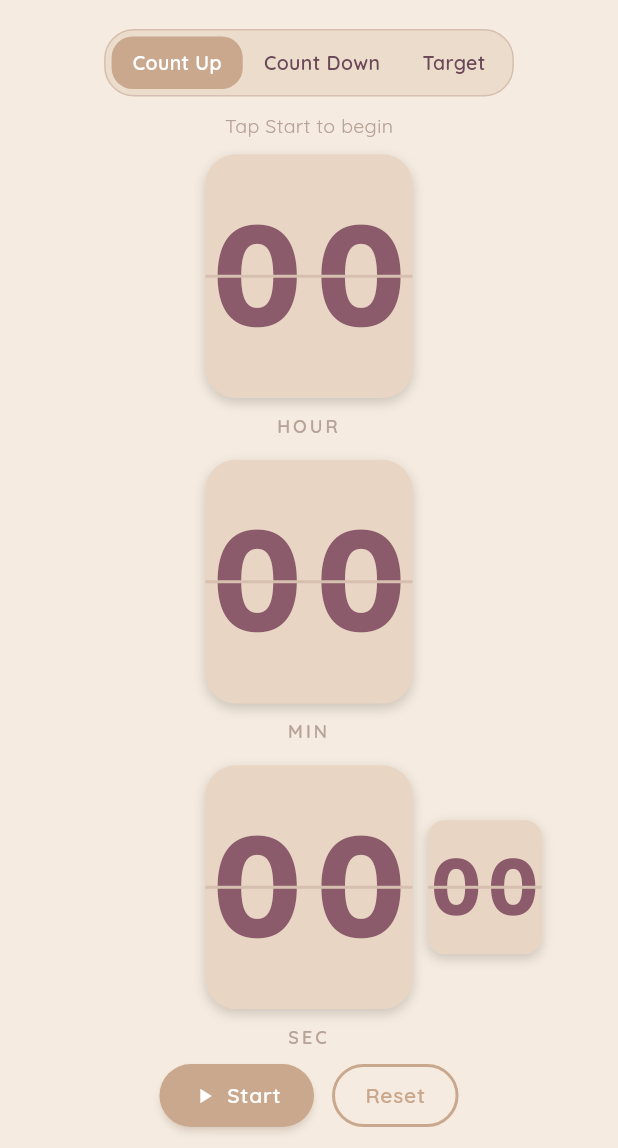
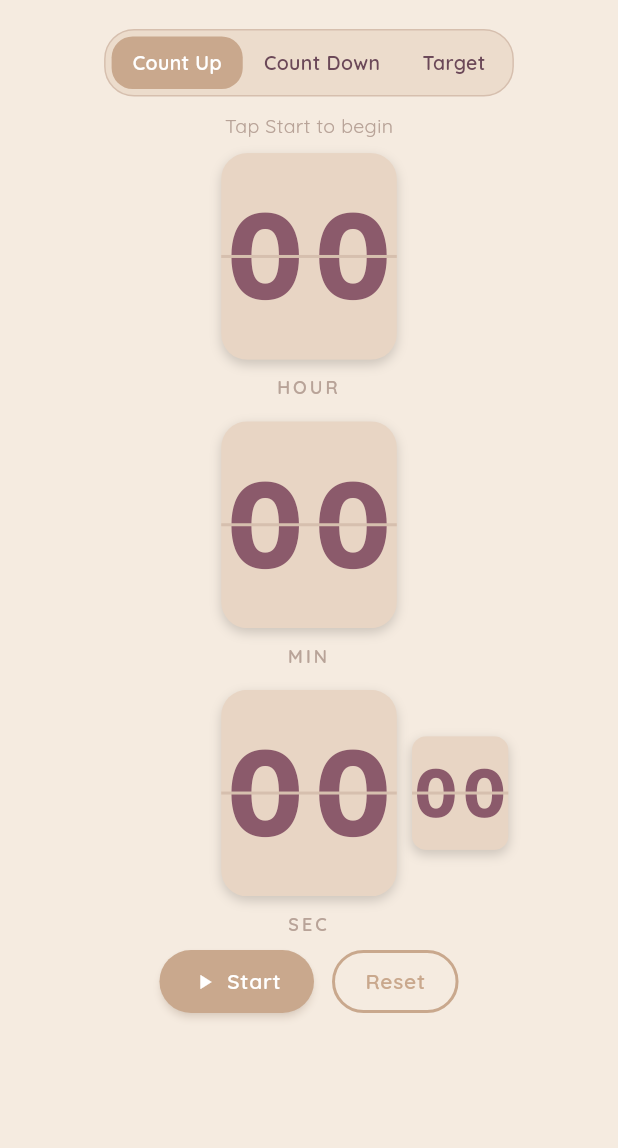
Before and after one commit to azs4n10/flipclock, a Flutter app: the screen it shows after launch, swiped to page 3, on a phone screen of 412 x 824 dp, the part 88-1236 px from its top. Run offline on Flutter 3.47's test engine with Material 3 defaults, Android fonts, the phone set to English and light mode, and no system bars; our stand-ins replace audioplayers, flutter_colorpicker, google_fonts, in_app_review, share_plus, shared_preferences.

Commit message:
Completion flash stays until tapped; fix countdown reusing previous length without Reset; lift Start/Reset off the bottom edge

```diff
--- a/lib/screens/pomodoro_screen.dart
+++ b/lib/screens/pomodoro_screen.dart
@@ -202,6 +202,7 @@ class _PomodoroScreenState extends State<PomodoroScreen>
               ),
             ),
             Expanded(
+              flex: 6,
               child: LayoutBuilder(
                 builder: (context, c) {
                   final portrait = MediaQuery.of(context).orientation ==
@@ -280,7 +281,7 @@ class _PomodoroScreenState extends State<PomodoroScreen>
                 ),
               ],
             ),
-            const SizedBox(height: 24),
+            const Expanded(flex: 1, child: SizedBox.shrink()),
           ],
         ),
       ),
--- a/lib/screens/timer_screen.dart
+++ b/lib/screens/timer_screen.dart
@@ -69,6 +69,9 @@ class _TimerScreenState extends State<TimerScreen> {
       _countDownInitial =
           Duration(hours: _cdH, minutes: _cdM, seconds: _cdS);
       if (_countDownInitial == Duration.zero) return; // nothing to count down
+      // Always start a countdown fresh from the wheel value (pausing reveals
+      // the wheels, so there is no mid-countdown resume to preserve).
+      _accumulated = Duration.zero;
     }
     _startedAt = DateTime.now();
     _ticker?.cancel();
@@ -158,6 +161,7 @@ class _TimerScreenState extends State<TimerScreen> {
             const SizedBox(height: 10),
             _modeConfig(skin),
             Expanded(
+              flex: 6,
               child: LayoutBuilder(
                 builder: (context, c) {
                   final portrait = MediaQuery.of(context).orientation ==
@@ -237,7 +241,7 @@ class _TimerScreenState extends State<TimerScreen> {
                 ),
               ],
             ),
-            const SizedBox(height: 14),
+            const Expanded(flex: 1, child: SizedBox.shrink()),
           ],
         ),
       ),
--- a/lib/widgets/completion_flash.dart
+++ b/lib/widgets/completion_flash.dart
@@ -1,13 +1,12 @@
-import 'dart:math' as math;
-
 import 'package:flutter/material.dart';
 import 'package:flutter/scheduler.dart';
 
 import '../theme/skin.dart';
 
-/// A silent, workplace-friendly "done" signal: a soft full-screen pulse in the
-/// accent colour with a check mark and a short message that fades away. Driven
-/// by a real-time Stopwatch so it plays correctly even with OS reduce-motion.
+/// A silent, workplace-friendly "done" signal: a soft full-screen wash in the
+/// accent colour with a check mark and a short message. It animates in, then
+/// stays until the user taps to dismiss. Driven by a real-time Stopwatch so the
+/// entrance plays correctly even with OS reduce-motion.
 class CompletionFlash extends StatefulWidget {
   const CompletionFlash({
     super.key,
@@ -16,7 +15,7 @@ class CompletionFlash extends StatefulWidget {
     required this.message,
   });
 
-  /// Increment this to play the effect once.
+  /// Increment this to show the effect.
   final int trigger;
   final Skin skin;
   final String message;
@@ -27,10 +26,10 @@ class CompletionFlash extends StatefulWidget {
 
 class _CompletionFlashState extends State<CompletionFlash>
     with SingleTickerProviderStateMixin {
-  static const int _durMs = 1900;
+  static const int _enterMs = 500;
   late final Ticker _ticker;
   final Stopwatch _watch = Stopwatch();
-  double _t = 0;
+  double _enter = 0; // 0..1 entrance progress
   bool _active = false;
 
   @override
@@ -42,31 +41,39 @@ class _CompletionFlashState extends State<CompletionFlash>
   @override
   void didUpdateWidget(covariant CompletionFlash old) {
     super.didUpdateWidget(old);
-    if (widget.trigger != old.trigger && widget.trigger != 0) _play();
+    if (widget.trigger != old.trigger && widget.trigger != 0) _show();
   }
 
-  void _play() {
+  void _show() {
     _watch
       ..reset()
       ..start();
     _active = true;
+    _enter = 0;
     if (!_ticker.isActive) _ticker.start();
     setState(() {});
   }
 
   void _onTick(Duration _) {
-    final t = (_watch.elapsedMilliseconds / _durMs).clamp(0.0, 1.0);
-    setState(() => _t = t);
-    if (t >= 1.0) {
+    final e = (_watch.elapsedMilliseconds / _enterMs).clamp(0.0, 1.0);
+    setState(() => _enter = e);
+    if (e >= 1.0) {
+      // Hold (no auto-dismiss) until the user taps; stop ticking to save work.
       _ticker.stop();
-      _watch
-        ..stop()
-        ..reset();
-      setState(() {
-        _active = false;
-        _t = 0;
-      });
+      _watch.stop();
     }
+  }
+
+  void _dismiss() {
+    if (!_active) return;
+    _ticker.stop();
+    _watch
+      ..stop()
+      ..reset();
+    setState(() {
+      _active = false;
+      _enter = 0;
+    });
   }
 
   @override
@@ -78,19 +85,16 @@ class _CompletionFlashState extends State<CompletionFlash>
   @override
   Widget build(BuildContext context) {
     if (!_active) return const SizedBox.shrink();
-    final t = _t;
-    final fade = t < 0.12
-        ? t / 0.12
-        : (t > 0.72 ? (1 - (t - 0.72) / 0.28) : 1.0);
-    final pulse = math.sin(t * math.pi * 3).abs(); // a few gentle pulses
-    final scale =
-        0.8 + 0.22 * Curves.easeOutBack.transform((t / 0.45).clamp(0.0, 1.0));
+    final e = Curves.easeOut.transform(_enter);
+    final scale = 0.8 + 0.2 * Curves.easeOutBack.transform(_enter);
     final skin = widget.skin;
-    return IgnorePointer(
+    return GestureDetector(
+      behavior: HitTestBehavior.opaque,
+      onTap: _dismiss,
       child: Opacity(
-        opacity: fade.clamp(0.0, 1.0),
+        opacity: e,
         child: Container(
-          color: skin.accentColor.withValues(alpha: 0.10 + 0.16 * pulse),
+          color: skin.accentColor.withValues(alpha: 0.22),
           child: Center(
             child: Transform.scale(
               scale: scale,
@@ -104,9 +108,18 @@ class _CompletionFlashState extends State<CompletionFlash>
                     widget.message,
                     style: TextStyle(
                       color: skin.primaryTextColor,
-                      fontSize: 24,
+                      fontSize: 26,
                       fontWeight: FontWeight.w700,
                       letterSpacing: 1,
+                    ),
+                  ),
+                  const SizedBox(height: 28),
+                  Text(
+                    'tap to dismiss',
+                    style: TextStyle(
+                      color: skin.subTextColor,
+                      fontSize: 13,
+                      letterSpacing: 1.5,
                     ),
                   ),
                 ],
```
